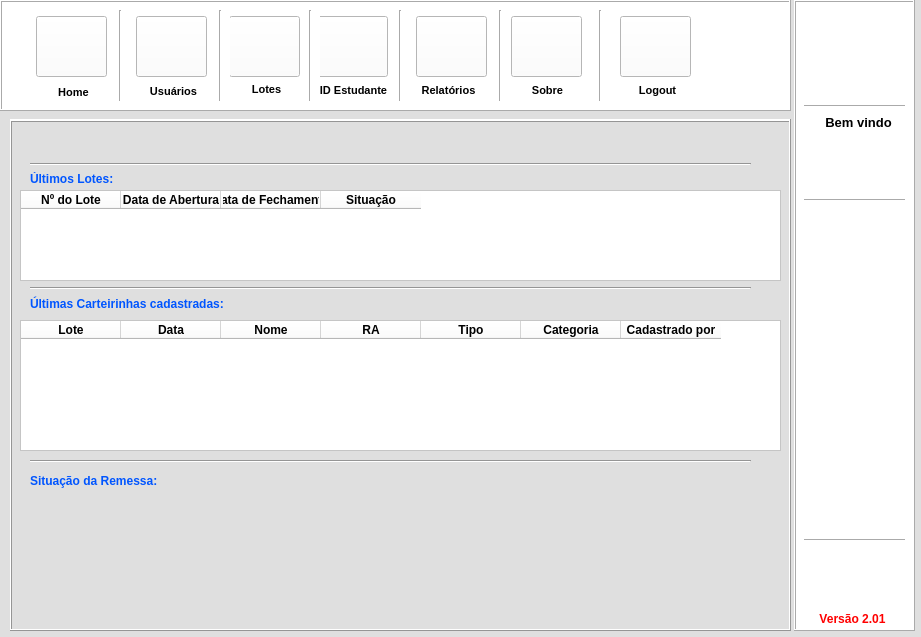
Old version of the form Login2/main_window.ui in the repository andersonleandroalx/Student-ID.
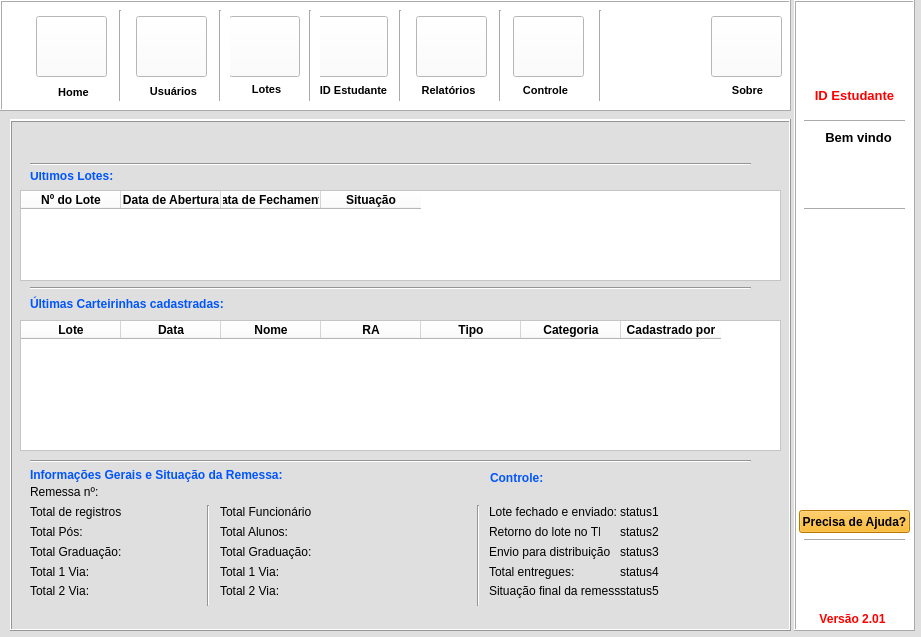
New version of the form. Icons and pictures are not drawn.

Patch:
```diff
--- a/Login2/main_window.ui
+++ b/Login2/main_window.ui
@@ -268,7 +268,7 @@
     <widget class="QPushButton" name="pushButton_6">
      <property name="geometry">
       <rect>
-       <x>511</x>
+       <x>711</x>
        <y>16</y>
        <width>71</width>
        <height>61</height>
@@ -291,7 +291,7 @@
     <widget class="QLabel" name="label_6">
      <property name="geometry">
       <rect>
-       <x>527</x>
+       <x>727</x>
        <y>80</y>
        <width>41</width>
        <height>20</height>
@@ -392,7 +392,7 @@
     <widget class="QPushButton" name="pushButton_18">
      <property name="geometry">
       <rect>
-       <x>620</x>
+       <x>513</x>
        <y>16</y>
        <width>71</width>
        <height>61</height>
@@ -415,9 +415,9 @@
     <widget class="QLabel" name="label_64">
      <property name="geometry">
       <rect>
-       <x>637</x>
+       <x>510</x>
        <y>80</y>
-       <width>41</width>
+       <width>71</width>
        <height>20</height>
       </rect>
      </property>
@@ -429,7 +429,7 @@
       </font>
      </property>
      <property name="text">
-      <string>Logout</string>
+      <string>Controle</string>
      </property>
      <property name="alignment">
       <set>Qt::AlignCenter</set>
@@ -801,28 +801,6 @@
        <string>Gerar PDF</string>
       </property>
      </widget>
-     <widget class="QLabel" name="label_44">
-      <property name="geometry">
-       <rect>
-        <x>10</x>
-        <y>130</y>
-        <width>281</width>
-        <height>16</height>
-       </rect>
-      </property>
-      <property name="font">
-       <font>
-        <weight>75</weight>
-        <bold>true</bold>
-       </font>
-      </property>
-      <property name="text">
-       <string/>
-      </property>
-      <property name="alignment">
-       <set>Qt::AlignCenter</set>
-      </property>
-     </widget>
      <widget class="QDateEdit" name="dateEdit">
       <property name="geometry">
        <rect>
@@ -1023,6 +1001,20 @@
        <set>AlignCenter</set>
       </property>
      </column>
+     <column>
+      <property name="text">
+       <string>Status</string>
+      </property>
+      <property name="font">
+       <font>
+        <weight>75</weight>
+        <bold>true</bold>
+       </font>
+      </property>
+      <property name="textAlignment">
+       <set>AlignCenter</set>
+      </property>
+     </column>
     </widget>
     <widget class="Line" name="line_14">
      <property name="geometry">
@@ -1037,6 +1029,28 @@
       <enum>Qt::Horizontal</enum>
      </property>
     </widget>
+    <widget class="QLabel" name="label_44">
+     <property name="geometry">
+      <rect>
+       <x>353</x>
+       <y>6</y>
+       <width>421</width>
+       <height>20</height>
+      </rect>
+     </property>
+     <property name="font">
+      <font>
+       <weight>75</weight>
+       <bold>true</bold>
+      </font>
+     </property>
+     <property name="text">
+      <string/>
+     </property>
+     <property name="alignment">
+      <set>Qt::AlignCenter</set>
+     </property>
+    </widget>
    </widget>
    <widget class="QFrame" name="about_app">
     <property name="geometry">
@@ -1616,10 +1630,10 @@
     <widget class="QLabel" name="label_29">
      <property name="geometry">
       <rect>
-       <x>30</x>
-       <y>180</y>
-       <width>271</width>
-       <height>16</height>
+       <x>360</x>
+       <y>5</y>
+       <width>401</width>
+       <height>20</height>
       </rect>
      </property>
      <property name="font">
@@ -1629,8 +1643,7 @@
       </font>
      </property>
      <property name="styleSheet">
-      <string notr="true">color: rgb(255, 255, 0);
-background-color: rgb(85, 170, 255);</string>
+      <string notr="true"/>
      </property>
      <property name="text">
       <string/>
@@ -2000,7 +2013,7 @@
      <property name="geometry">
       <rect>
        <x>20</x>
-       <y>51</y>
+       <y>48</y>
        <width>91</width>
        <height>16</height>
       </rect>
@@ -2083,8 +2096,8 @@
      <property name="geometry">
       <rect>
        <x>20</x>
-       <y>353</y>
-       <width>161</width>
+       <y>347</y>
+       <width>261</width>
        <height>16</height>
       </rect>
      </property>
@@ -2098,7 +2111,7 @@
       <string notr="true">color: rgb(0, 85, 255);</string>
      </property>
      <property name="text">
-      <string>Situação da Remessa:</string>
+      <string>Informações Gerais e Situação da Remessa:</string>
      </property>
     </widget>
     <widget class="QTableWidget" name="tableWidget">
@@ -2281,6 +2294,327 @@
       </property>
      </column>
     </widget>
+    <widget class="QLabel" name="label_48">
+     <property name="geometry">
+      <rect>
+       <x>20</x>
+       <y>364</y>
+       <width>71</width>
+       <height>16</height>
+      </rect>
+     </property>
+     <property name="text">
+      <string>Remessa nº:</string>
+     </property>
+    </widget>
+    <widget class="QLabel" name="label_49">
+     <property name="geometry">
+      <rect>
+       <x>20</x>
+       <y>384</y>
+       <width>91</width>
+       <height>16</height>
+      </rect>
+     </property>
+     <property name="text">
+      <string>Total de registros:</string>
+     </property>
+    </widget>
+    <widget class="QLabel" name="label_50">
+     <property name="geometry">
+      <rect>
+       <x>20</x>
+       <y>404</y>
+       <width>91</width>
+       <height>16</height>
+      </rect>
+     </property>
+     <property name="text">
+      <string>Total Pós:</string>
+     </property>
+    </widget>
+    <widget class="QLabel" name="label_51">
+     <property name="geometry">
+      <rect>
+       <x>20</x>
+       <y>424</y>
+       <width>91</width>
+       <height>16</height>
+      </rect>
+     </property>
+     <property name="text">
+      <string>Total Graduação:</string>
+     </property>
+    </widget>
+    <widget class="QLabel" name="label_52">
+     <property name="geometry">
+      <rect>
+       <x>20</x>
+       <y>444</y>
+       <width>91</width>
+       <height>16</height>
+      </rect>
+     </property>
+     <property name="text">
+      <string>Total 1 Via:</string>
+     </property>
+    </widget>
+    <widget class="QLabel" name="label_53">
+     <property name="geometry">
+      <rect>
+       <x>20</x>
+       <y>463</y>
+       <width>91</width>
+       <height>16</height>
+      </rect>
+     </property>
+     <property name="text">
+      <string>Total 2 Via:</string>
+     </property>
+    </widget>
+    <widget class="QLabel" name="label_62">
+     <property name="geometry">
+      <rect>
+       <x>210</x>
+       <y>404</y>
+       <width>91</width>
+       <height>16</height>
+      </rect>
+     </property>
+     <property name="text">
+      <string>Total Alunos:</string>
+     </property>
+    </widget>
+    <widget class="QLabel" name="label_63">
+     <property name="geometry">
+      <rect>
+       <x>210</x>
+       <y>463</y>
+       <width>91</width>
+       <height>16</height>
+      </rect>
+     </property>
+     <property name="text">
+      <string>Total 2 Via:</string>
+     </property>
+    </widget>
+    <widget class="QLabel" name="label_74">
+     <property name="geometry">
+      <rect>
+       <x>210</x>
+       <y>444</y>
+       <width>91</width>
+       <height>16</height>
+      </rect>
+     </property>
+     <property name="text">
+      <string>Total 1 Via:</string>
+     </property>
+    </widget>
+    <widget class="QLabel" name="label_75">
+     <property name="geometry">
+      <rect>
+       <x>210</x>
+       <y>384</y>
+       <width>91</width>
+       <height>16</height>
+      </rect>
+     </property>
+     <property name="text">
+      <string>Total Funcionários:</string>
+     </property>
+    </widget>
+    <widget class="QLabel" name="label_76">
+     <property name="geometry">
+      <rect>
+       <x>210</x>
+       <y>424</y>
+       <width>91</width>
+       <height>16</height>
+      </rect>
+     </property>
+     <property name="text">
+      <string>Total Graduação:</string>
+     </property>
+    </widget>
+    <widget class="Line" name="line_23">
+     <property name="geometry">
+      <rect>
+       <x>190</x>
+       <y>385</y>
+       <width>16</width>
+       <height>101</height>
+      </rect>
+     </property>
+     <property name="orientation">
+      <enum>Qt::Vertical</enum>
+     </property>
+    </widget>
+    <widget class="Line" name="line_24">
+     <property name="geometry">
+      <rect>
+       <x>460</x>
+       <y>385</y>
+       <width>16</width>
+       <height>101</height>
+      </rect>
+     </property>
+     <property name="orientation">
+      <enum>Qt::Vertical</enum>
+     </property>
+    </widget>
+    <widget class="QLabel" name="label_77">
+     <property name="geometry">
+      <rect>
+       <x>480</x>
+       <y>350</y>
+       <width>161</width>
+       <height>16</height>
+      </rect>
+     </property>
+     <property name="font">
+      <font>
+       <weight>75</weight>
+       <bold>true</bold>
+      </font>
+     </property>
+     <property name="styleSheet">
+      <string notr="true">color: rgb(0, 85, 255);</string>
+     </property>
+     <property name="text">
+      <string>Controle:</string>
+     </property>
+    </widget>
+    <widget class="QLabel" name="label_78">
+     <property name="geometry">
+      <rect>
+       <x>479</x>
+       <y>463</y>
+       <width>131</width>
+       <height>16</height>
+      </rect>
+     </property>
+     <property name="text">
+      <string>Situação final da remessa:</string>
+     </property>
+    </widget>
+    <widget class="QLabel" name="label_79">
+     <property name="geometry">
+      <rect>
+       <x>479</x>
+       <y>444</y>
+       <width>91</width>
+       <height>16</height>
+      </rect>
+     </property>
+     <property name="text">
+      <string>Total entregues:</string>
+     </property>
+    </widget>
+    <widget class="QLabel" name="label_80">
+     <property name="geometry">
+      <rect>
+       <x>479</x>
+       <y>404</y>
+       <width>111</width>
+       <height>16</height>
+      </rect>
+     </property>
+     <property name="text">
+      <string>Retorno do lote no TI:</string>
+     </property>
+    </widget>
+    <widget class="QLabel" name="label_81">
+     <property name="geometry">
+      <rect>
+       <x>479</x>
+       <y>384</y>
+       <width>131</width>
+       <height>16</height>
+      </rect>
+     </property>
+     <property name="text">
+      <string>Lote fechado e enviado:</string>
+     </property>
+    </widget>
+    <widget class="QLabel" name="label_82">
+     <property name="geometry">
+      <rect>
+       <x>479</x>
+       <y>424</y>
+       <width>121</width>
+       <height>16</height>
+      </rect>
+     </property>
+     <property name="text">
+      <string>Envio para distribuição:</string>
+     </property>
+    </widget>
+    <widget class="QLabel" name="label_83">
+     <property name="geometry">
+      <rect>
+       <x>610</x>
+       <y>444</y>
+       <width>91</width>
+       <height>16</height>
+      </rect>
+     </property>
+     <property name="text">
+      <string>status4</string>
+     </property>
+    </widget>
+    <widget class="QLabel" name="label_84">
+     <property name="geometry">
+      <rect>
+       <x>610</x>
+       <y>384</y>
+       <width>131</width>
+       <height>16</height>
+      </rect>
+     </property>
+     <property name="text">
+      <string>status1</string>
+     </property>
+    </widget>
+    <widget class="QLabel" name="label_85">
+     <property name="geometry">
+      <rect>
+       <x>610</x>
+       <y>424</y>
+       <width>121</width>
+       <height>16</height>
+      </rect>
+     </property>
+     <property name="text">
+      <string>status3</string>
+     </property>
+    </widget>
+    <widget class="QLabel" name="label_86">
+     <property name="geometry">
+      <rect>
+       <x>610</x>
+       <y>404</y>
+       <width>111</width>
+       <height>16</height>
+      </rect>
+     </property>
+     <property name="text">
+      <string>status2</string>
+     </property>
+    </widget>
+    <widget class="QLabel" name="label_87">
+     <property name="geometry">
+      <rect>
+       <x>610</x>
+       <y>463</y>
+       <width>131</width>
+       <height>16</height>
+      </rect>
+     </property>
+     <property name="text">
+      <string>status5</string>
+     </property>
+    </widget>
    </widget>
    <widget class="QFrame" name="batch">
     <property name="geometry">
@@ -2392,7 +2726,7 @@
     <widget class="QLabel" name="label_37">
      <property name="geometry">
       <rect>
-       <x>27</x>
+       <x>17</x>
        <y>44</y>
        <width>47</width>
        <height>13</height>
@@ -2414,7 +2748,7 @@
     <widget class="QLineEdit" name="lineEdit_9">
      <property name="geometry">
       <rect>
-       <x>80</x>
+       <x>67</x>
        <y>36</y>
        <width>113</width>
        <height>31</height>
@@ -2436,7 +2770,7 @@
     <widget class="QPushButton" name="pushButton_9">
      <property name="geometry">
       <rect>
-       <x>60</x>
+       <x>17</x>
        <y>73</y>
        <width>75</width>
        <height>23</height>
@@ -2458,7 +2792,7 @@
     <widget class="QPushButton" name="pushButton_10">
      <property name="geometry">
       <rect>
-       <x>143</x>
+       <x>100</x>
        <y>73</y>
        <width>75</width>
        <height>23</height>
@@ -2496,7 +2830,7 @@
       <rect>
        <x>9</x>
        <y>29</y>
-       <width>221</width>
+       <width>181</width>
        <height>81</height>
       </rect>
      </property>
@@ -2549,8 +2883,8 @@
     <widget class="QLabel" name="label_38">
      <property name="geometry">
       <rect>
-       <x>20</x>
-       <y>120</y>
+       <x>380</x>
+       <y>7</y>
        <width>381</width>
        <height>16</height>
       </rect>
@@ -2954,26 +3288,6 @@
      <property name="frameShadow">
       <enum>QFrame::Raised</enum>
      </property>
-     <widget class="QLabel" name="label_20">
-      <property name="geometry">
-       <rect>
-        <x>20</x>
-        <y>193</y>
-        <width>231</width>
-        <height>20</height>
-       </rect>
-      </property>
-      <property name="font">
-       <font>
-        <pointsize>10</pointsize>
-        <weight>75</weight>
-        <bold>true</bold>
-       </font>
-      </property>
-      <property name="text">
-       <string/>
-      </property>
-     </widget>
     </widget>
     <widget class="Line" name="line_16">
      <property name="geometry">
@@ -3361,6 +3675,26 @@
       <string>Alterar Dados</string>
      </property>
     </widget>
+    <widget class="QLabel" name="label_20">
+     <property name="geometry">
+      <rect>
+       <x>380</x>
+       <y>6</y>
+       <width>391</width>
+       <height>20</height>
+      </rect>
+     </property>
+     <property name="font">
+      <font>
+       <pointsize>10</pointsize>
+       <weight>75</weight>
+       <bold>true</bold>
+      </font>
+     </property>
+     <property name="text">
+      <string/>
+     </property>
+    </widget>
     <zorder>label_9</zorder>
     <zorder>frame_5</zorder>
     <zorder>pushButton_7</zorder>
@@ -3447,7 +3781,7 @@
      <property name="geometry">
       <rect>
        <x>5</x>
-       <y>132</y>
+       <y>147</y>
        <width>111</width>
        <height>16</height>
       </rect>
@@ -3459,7 +3793,7 @@
       </font>
      </property>
      <property name="styleSheet">
-      <string notr="true">color: rgb(0, 85, 255);</string>
+      <string notr="true">color: rgb(0, 0, 255);</string>
      </property>
      <property name="text">
       <string/>
@@ -3472,7 +3806,7 @@
      <property name="geometry">
       <rect>
        <x>19</x>
-       <y>112</y>
+       <y>127</y>
        <width>91</width>
        <height>20</height>
       </rect>
@@ -3495,7 +3829,7 @@
      <property name="geometry">
       <rect>
        <x>10</x>
-       <y>96</y>
+       <y>111</y>
        <width>101</width>
        <height>20</height>
       </rect>
@@ -3521,7 +3855,7 @@
      <property name="geometry">
       <rect>
        <x>10</x>
-       <y>190</y>
+       <y>199</y>
        <width>101</width>
        <height>20</height>
       </rect>
@@ -3534,7 +3868,7 @@
      <property name="geometry">
       <rect>
        <x>10</x>
-       <y>156</y>
+       <y>171</y>
        <width>101</width>
        <height>16</height>
       </rect>
@@ -3557,7 +3891,7 @@
      <property name="geometry">
       <rect>
        <x>10</x>
-       <y>174</y>
+       <y>170</y>
        <width>101</width>
        <height>16</height>
       </rect>
@@ -3576,8 +3910,446 @@
       <set>Qt::AlignCenter</set>
      </property>
     </widget>
+    <widget class="QLabel" name="label_46">
+     <property name="geometry">
+      <rect>
+       <x>20</x>
+       <y>6</y>
+       <width>81</width>
+       <height>71</height>
+      </rect>
+     </property>
+     <property name="text">
+      <string/>
+     </property>
+     <property name="pixmap">
+      <pixmap>ico_logo2.png</pixmap>
+     </property>
+     <property name="scaledContents">
+      <bool>true</bool>
+     </property>
+     <property name="alignment">
+      <set>Qt::AlignCenter</set>
+     </property>
+    </widget>
+    <widget class="QLabel" name="label_47">
+     <property name="geometry">
+      <rect>
+       <x>20</x>
+       <y>80</y>
+       <width>81</width>
+       <height>31</height>
+      </rect>
+     </property>
+     <property name="font">
+      <font>
+       <pointsize>10</pointsize>
+       <weight>75</weight>
+       <bold>true</bold>
+      </font>
+     </property>
+     <property name="styleSheet">
+      <string notr="true">color: rgb(255, 0, 0);</string>
+     </property>
+     <property name="text">
+      <string>ID Estudante</string>
+     </property>
+     <property name="alignment">
+      <set>Qt::AlignCenter</set>
+     </property>
+     <property name="wordWrap">
+      <bool>true</bool>
+     </property>
+    </widget>
+    <widget class="QPushButton" name="pushButton_30">
+     <property name="geometry">
+      <rect>
+       <x>5</x>
+       <y>510</y>
+       <width>111</width>
+       <height>23</height>
+      </rect>
+     </property>
+     <property name="font">
+      <font>
+       <weight>75</weight>
+       <bold>true</bold>
+      </font>
+     </property>
+     <property name="styleSheet">
+      <string notr="true">background-color: rgb(255, 170, 0);</string>
+     </property>
+     <property name="text">
+      <string>Precisa de Ajuda?</string>
+     </property>
+    </widget>
    </widget>
-   <zorder>about_app</zorder>
+   <widget class="QFrame" name="control">
+    <property name="geometry">
+     <rect>
+      <x>10</x>
+      <y>120</y>
+      <width>781</width>
+      <height>511</height>
+     </rect>
+    </property>
+    <property name="frameShape">
+     <enum>QFrame::Box</enum>
+    </property>
+    <property name="frameShadow">
+     <enum>QFrame::Raised</enum>
+    </property>
+    <widget class="QLabel" name="label_91">
+     <property name="geometry">
+      <rect>
+       <x>20</x>
+       <y>10</y>
+       <width>141</width>
+       <height>16</height>
+      </rect>
+     </property>
+     <property name="font">
+      <font>
+       <pointsize>10</pointsize>
+       <weight>75</weight>
+       <bold>true</bold>
+      </font>
+     </property>
+     <property name="text">
+      <string>Controle &amp; Portaria</string>
+     </property>
+    </widget>
+    <widget class="QLineEdit" name="lineEdit_12">
+     <property name="geometry">
+      <rect>
+       <x>10</x>
+       <y>64</y>
+       <width>291</width>
+       <height>31</height>
+      </rect>
+     </property>
+     <property name="styleSheet">
+      <string notr="true">background-color: rgb(255, 255, 255);
+border-radius: 15px;
+border-style: outset;
+border-width: 2px;</string>
+     </property>
+     <property name="alignment">
+      <set>Qt::AlignCenter</set>
+     </property>
+     <property name="placeholderText">
+      <string>Digite sua pesquisa</string>
+     </property>
+    </widget>
+    <widget class="QLabel" name="label_92">
+     <property name="geometry">
+      <rect>
+       <x>20</x>
+       <y>40</y>
+       <width>61</width>
+       <height>16</height>
+      </rect>
+     </property>
+     <property name="font">
+      <font>
+       <weight>75</weight>
+       <bold>true</bold>
+      </font>
+     </property>
+     <property name="text">
+      <string>Pesquisa:</string>
+     </property>
+    </widget>
+    <widget class="QFrame" name="frame_11">
+     <property name="geometry">
+      <rect>
+       <x>10</x>
+       <y>220</y>
+       <width>471</width>
+       <height>81</height>
+      </rect>
+     </property>
+     <property name="styleSheet">
+      <string notr="true">background-color: rgb(85, 170, 255);</string>
+     </property>
+     <property name="frameShape">
+      <enum>QFrame::Box</enum>
+     </property>
+     <property name="frameShadow">
+      <enum>QFrame::Raised</enum>
+     </property>
+     <widget class="QRadioButton" name="radioButton_13">
+      <property name="geometry">
+       <rect>
+        <x>20</x>
+        <y>20</y>
+        <width>51</width>
+        <height>17</height>
+       </rect>
+      </property>
+      <property name="text">
+       <string>OK</string>
+      </property>
+     </widget>
+     <widget class="QRadioButton" name="radioButton_14">
+      <property name="geometry">
+       <rect>
+        <x>80</x>
+        <y>20</y>
+        <width>71</width>
+        <height>17</height>
+       </rect>
+      </property>
+      <property name="text">
+       <string>Recusado</string>
+      </property>
+     </widget>
+     <widget class="QRadioButton" name="radioButton_15">
+      <property name="geometry">
+       <rect>
+        <x>160</x>
+        <y>20</y>
+        <width>91</width>
+        <height>17</height>
+       </rect>
+      </property>
+      <property name="text">
+       <string>Não Entregue</string>
+      </property>
+     </widget>
+     <widget class="QRadioButton" name="radioButton_16">
+      <property name="geometry">
+       <rect>
+        <x>260</x>
+        <y>20</y>
+        <width>81</width>
+        <height>17</height>
+       </rect>
+      </property>
+      <property name="text">
+       <string>Cancelado</string>
+      </property>
+     </widget>
+     <widget class="QRadioButton" name="radioButton_17">
+      <property name="geometry">
+       <rect>
+        <x>350</x>
+        <y>20</y>
+        <width>111</width>
+        <height>17</height>
+       </rect>
+      </property>
+      <property name="text">
+       <string>Outros Problemas</string>
+      </property>
+     </widget>
+     <widget class="QLabel" name="label_100">
+      <property name="geometry">
+       <rect>
+        <x>20</x>
+        <y>50</y>
+        <width>131</width>
+        <height>16</height>
+       </rect>
+      </property>
+      <property name="font">
+       <font>
+        <weight>75</weight>
+        <bold>true</bold>
+       </font>
+      </property>
+      <property name="text">
+       <string>Cadastro Selecionado:</string>
+      </property>
+     </widget>
+     <widget class="QLineEdit" name="lineEdit_13">
+      <property name="geometry">
+       <rect>
+        <x>160</x>
+        <y>50</y>
+        <width>141</width>
+        <height>20</height>
+       </rect>
+      </property>
+      <property name="font">
+       <font>
+        <pointsize>10</pointsize>
+        <weight>75</weight>
+        <bold>true</bold>
+       </font>
+      </property>
+      <property name="styleSheet">
+       <string notr="true">background-color: rgb(255, 255, 255);</string>
+      </property>
+      <property name="alignment">
+       <set>Qt::AlignCenter</set>
+      </property>
+      <property name="placeholderText">
+       <string>Digite o RA</string>
+      </property>
+     </widget>
+     <widget class="QPushButton" name="pushButton_28">
+      <property name="geometry">
+       <rect>
+        <x>343</x>
+        <y>47</y>
+        <width>111</width>
+        <height>23</height>
+       </rect>
+      </property>
+      <property name="font">
+       <font>
+        <weight>75</weight>
+        <bold>true</bold>
+       </font>
+      </property>
+      <property name="styleSheet">
+       <string notr="true">background-color: rgb(85, 170, 0);
+color: rgb(255, 255, 255);</string>
+      </property>
+      <property name="text">
+       <string>Alterar Status</string>
+      </property>
+     </widget>
+    </widget>
+    <widget class="QLabel" name="label_99">
+     <property name="geometry">
+      <rect>
+       <x>440</x>
+       <y>10</y>
+       <width>321</width>
+       <height>16</height>
+      </rect>
+     </property>
+     <property name="font">
+      <font>
+       <weight>75</weight>
+       <bold>true</bold>
+      </font>
+     </property>
+     <property name="text">
+      <string/>
+     </property>
+    </widget>
+    <widget class="QPushButton" name="pushButton_29">
+     <property name="geometry">
+      <rect>
+       <x>320</x>
+       <y>68</y>
+       <width>71</width>
+       <height>23</height>
+      </rect>
+     </property>
+     <property name="font">
+      <font>
+       <weight>75</weight>
+       <bold>true</bold>
+      </font>
+     </property>
+     <property name="styleSheet">
+      <string notr="true">background-color: rgb(85, 170, 0);
+color: rgb(255, 255, 255);</string>
+     </property>
+     <property name="text">
+      <string>Buscar</string>
+     </property>
+    </widget>
+    <widget class="QRadioButton" name="radioButton_18">
+     <property name="geometry">
+      <rect>
+       <x>90</x>
+       <y>40</y>
+       <width>51</width>
+       <height>17</height>
+      </rect>
+     </property>
+     <property name="font">
+      <font>
+       <weight>75</weight>
+       <bold>true</bold>
+      </font>
+     </property>
+     <property name="text">
+      <string>Nome</string>
+     </property>
+    </widget>
+    <widget class="QRadioButton" name="radioButton_19">
+     <property name="geometry">
+      <rect>
+       <x>160</x>
+       <y>40</y>
+       <width>51</width>
+       <height>17</height>
+      </rect>
+     </property>
+     <property name="font">
+      <font>
+       <weight>75</weight>
+       <bold>true</bold>
+      </font>
+     </property>
+     <property name="text">
+      <string>RA</string>
+     </property>
+    </widget>
+    <widget class="QTableWidget" name="tableWidget_7">
+     <property name="geometry">
+      <rect>
+       <x>10</x>
+       <y>100</y>
+       <width>381</width>
+       <height>111</height>
+      </rect>
+     </property>
+     <property name="styleSheet">
+      <string notr="true">background-color: rgb(255, 255, 255);</string>
+     </property>
+     <column>
+      <property name="text">
+       <string>Nome</string>
+      </property>
+      <property name="font">
+       <font>
+        <weight>75</weight>
+        <bold>true</bold>
+       </font>
+      </property>
+      <property name="textAlignment">
+       <set>AlignCenter</set>
+      </property>
+     </column>
+     <column>
+      <property name="text">
+       <string>RA</string>
+      </property>
+      <property name="font">
+       <font>
+        <weight>75</weight>
+        <bold>true</bold>
+       </font>
+      </property>
+      <property name="textAlignment">
+       <set>AlignCenter</set>
+      </property>
+     </column>
+     <column>
+      <property name="text">
+       <string>Status</string>
+      </property>
+      <property name="font">
+       <font>
+        <weight>75</weight>
+        <bold>true</bold>
+       </font>
+      </property>
+      <property name="textAlignment">
+       <set>AlignCenter</set>
+      </property>
+     </column>
+    </widget>
+   </widget>
+   <zorder>control</zorder>
+   <zorder>reports_id</zorder>
    <zorder>users</zorder>
    <zorder>id_card</zorder>
    <zorder>batch</zorder>
```
Left out of the diff: 169 changed lines with no effect on the pictures.
